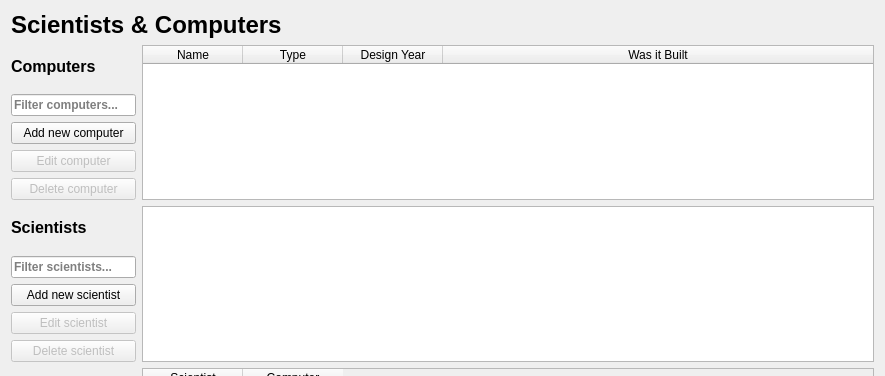
The window that VLN1-H32/mainwindow.ui (Kristian15/VLN1-Hopur32) describes before a commit, drawn with Qt 5; both pictures show x 0 to 885 and y 0 to 376 of the 885 by 556 pixel window.
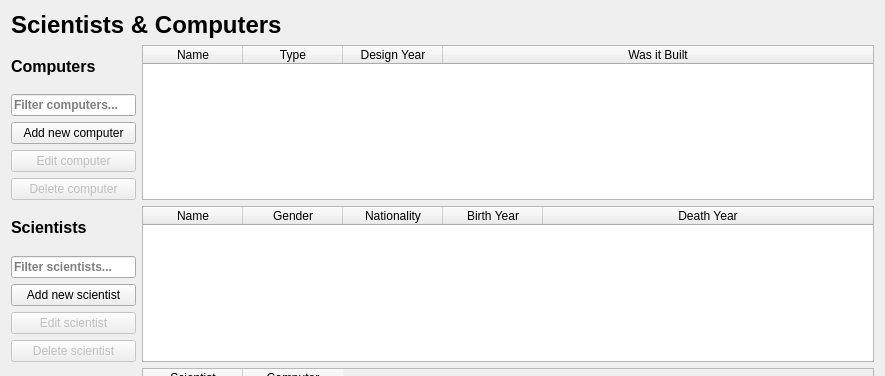
The same window after the commit. Icons and pictures are not drawn.

```diff
--- a/VLN1-H32/mainwindow.ui
+++ b/VLN1-H32/mainwindow.ui
@@ -259,8 +259,11 @@
           <property name="sortingEnabled">
            <bool>true</bool>
           </property>
+          <property name="columnCount">
+           <number>5</number>
+          </property>
           <attribute name="horizontalHeaderVisible">
-           <bool>false</bool>
+           <bool>true</bool>
           </attribute>
           <attribute name="horizontalHeaderStretchLastSection">
            <bool>true</bool>
@@ -278,6 +281,11 @@
             <string>Gender</string>
            </property>
           </column>
+          <column>
+           <property name="text">
+            <string>Nationality</string>
+           </property>
+          </column>
           <column>
            <property name="text">
             <string>Birth Year</string>
```
